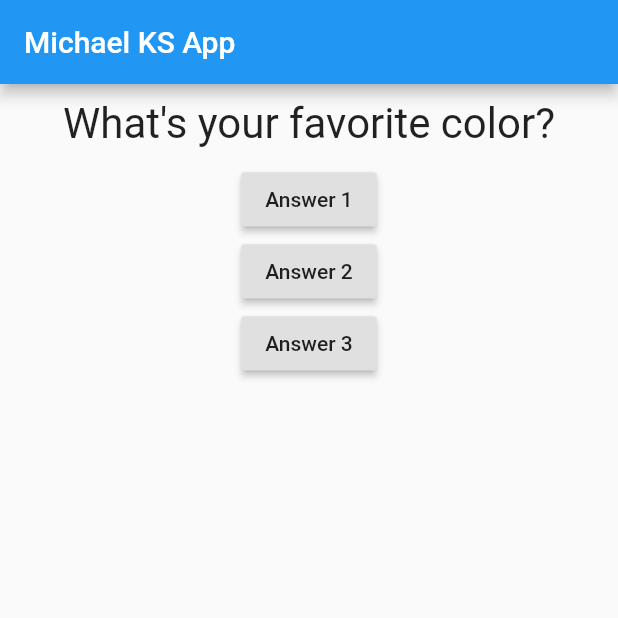
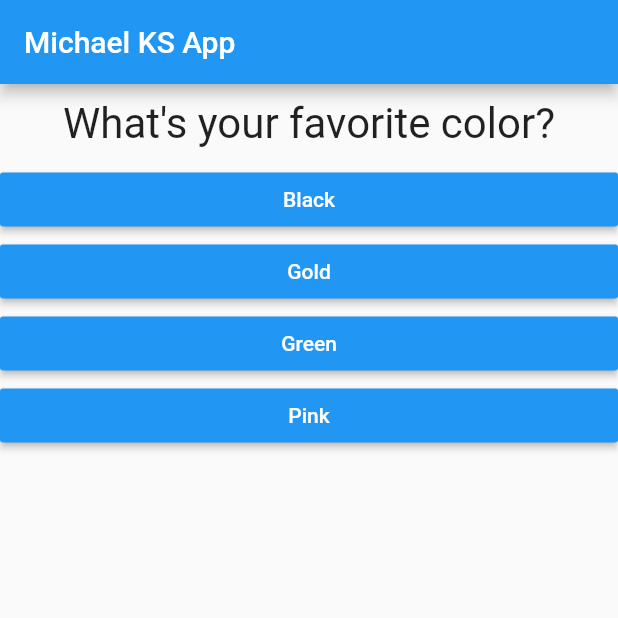
Before and after one commit to KStockton/Flutter_intro, a Flutter app: the screen it shows after launch, on a phone screen of 412 x 824 dp, the top half of it. Run offline on Flutter 3.47's test engine with Material 2 defaults, Android fonts, the phone set to English and light mode, and no system bars.

Commit message:
Create option widgets for questions

```diff
--- /dev/null
+++ b/lib/answer.dart
@@ -0,0 +1,21 @@
+import 'package:flutter/material.dart';
+
+class Answer extends StatelessWidget {
+  final Function selectHandler;
+  final String answerText;
+
+  Answer(this.selectHandler, this.answerText);
+
+  @override
+  Widget build(BuildContext context) {
+    return Container(
+      width: double.infinity,
+      child: RaisedButton(
+        color: Colors.blue,
+        textColor: Colors.white,
+        child:Text(answerText),
+        onPressed: selectHandler,
+      )
+    );
+  }
+}
--- a/lib/main.dart
+++ b/lib/main.dart
@@ -1,6 +1,7 @@
 import 'package:flutter/material.dart';
 
 import './question.dart';
+import './answer.dart';
 
 void main() => runApp(MyApp());
 
@@ -17,7 +18,6 @@ class _MyAppState extends State<MyApp> {
 
   void _answerQuestion() {
     setState(() {
-
       _questionIndex = _questionIndex + 1;
     });
     print(_questionIndex);
@@ -26,9 +26,18 @@ class _MyAppState extends State<MyApp> {
   @override
   Widget build(BuildContext context) {
     var questions = [
-      'What\'s your favorite color?',
-      'What\'s your favorite animal?',
-      'What is your name?'
+      {
+        'questionText': 'What\'s your favorite color?',
+        'answers': ['Black', 'Gold', 'Green', 'Pink']
+      },
+      {
+        'questionText': 'What\'s your favorite animal?',
+        'answers': ['Rabbit', 'Ape', 'Lion', 'Snake']
+      },
+      {
+        'questionText': 'Whose your favorite instructor?',
+        'answers': ['Me', 'You', 'Youtube', 'Google']
+      }
     ];
 
     return MaterialApp(
@@ -38,19 +47,11 @@ class _MyAppState extends State<MyApp> {
         ),
         body: Column(
           children: [
-            Question(questions[_questionIndex]),
-            RaisedButton(
-              child: Text('Answer 1'),
-              onPressed: _answerQuestion,
-            ),
-            RaisedButton(
-              child: Text('Answer 2'),
-              onPressed: _answerQuestion,
-            ),
-            RaisedButton(
-              child: Text('Answer 3'),
-              onPressed: _answerQuestion,
-            ),
+            Question(questions[_questionIndex]['questionText']),
+              ...(questions[_questionIndex]['answers'] as List<String>)
+                .map((answer) {
+                return Answer(_answerQuestion, answer);
+              }).toList()
           ],
         ),
       ),
```
